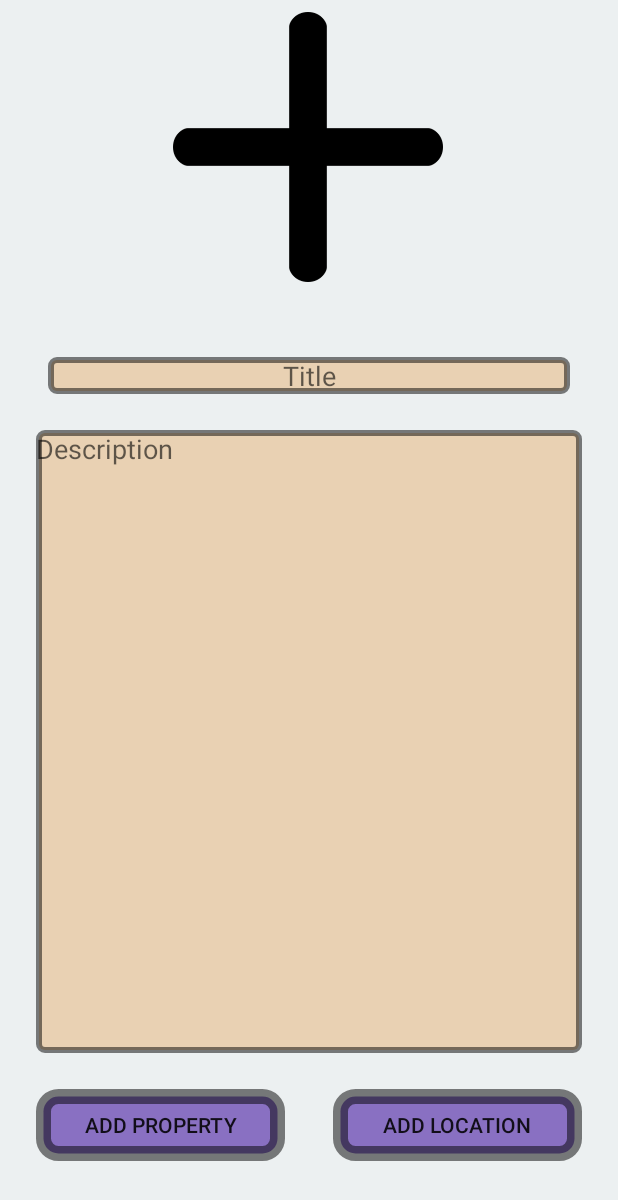
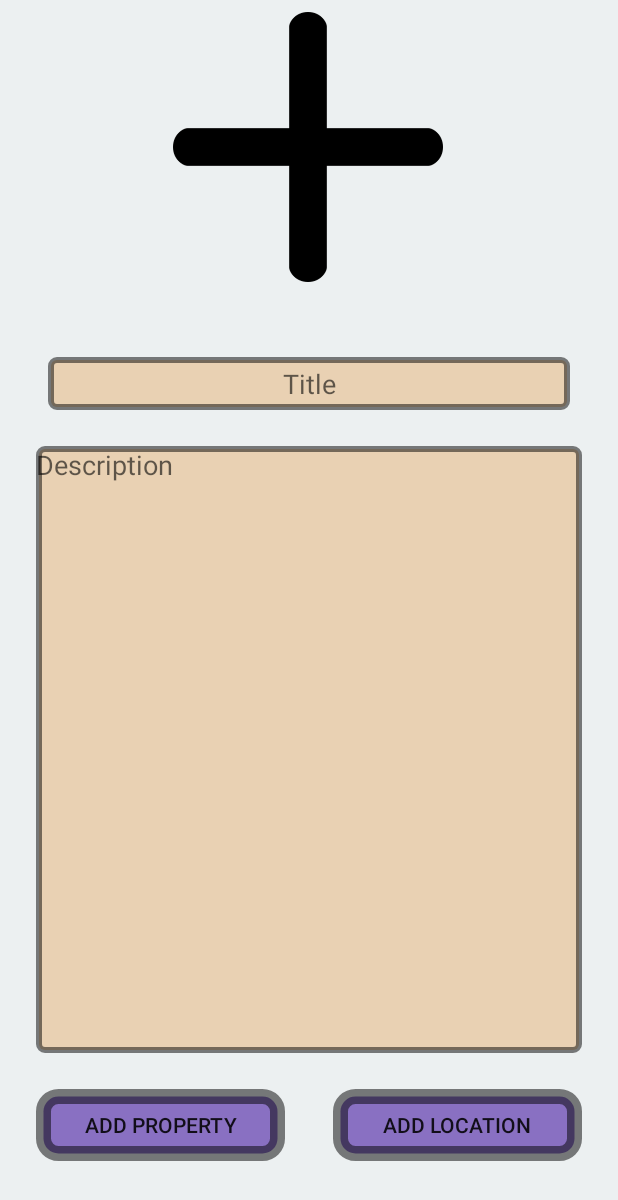
Before and after one commit to Parsa-Mah/RealStateApp, an Android app: the AddPropertyActivity screen opened directly, with no data from a screen before it, on a phone screen of 412 x 824 dp. Shown: the top 1200 px of the screen. Run offline under Robolectric (Android 15) with nearby library versions, the phone set to English and light mode, and no system bars.

```diff
--- a/app/src/main/res/layout/activity_add_property.xml
+++ b/app/src/main/res/layout/activity_add_property.xml
@@ -68,7 +68,7 @@
     <EditText
         android:id="@+id/editTextTitel"
         android:layout_width="0dp"
-        android:layout_height="wrap_content"
+        android:layout_height="35dp"
         android:layout_marginStart="32dp"
         android:layout_marginTop="50dp"
         android:layout_marginEnd="32dp"
```
